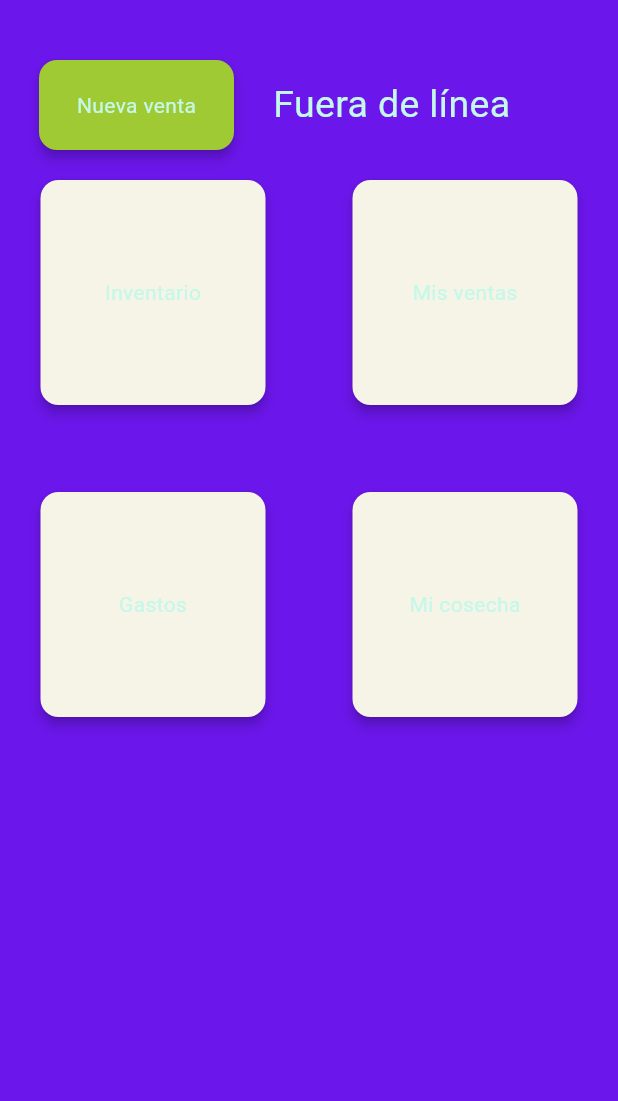
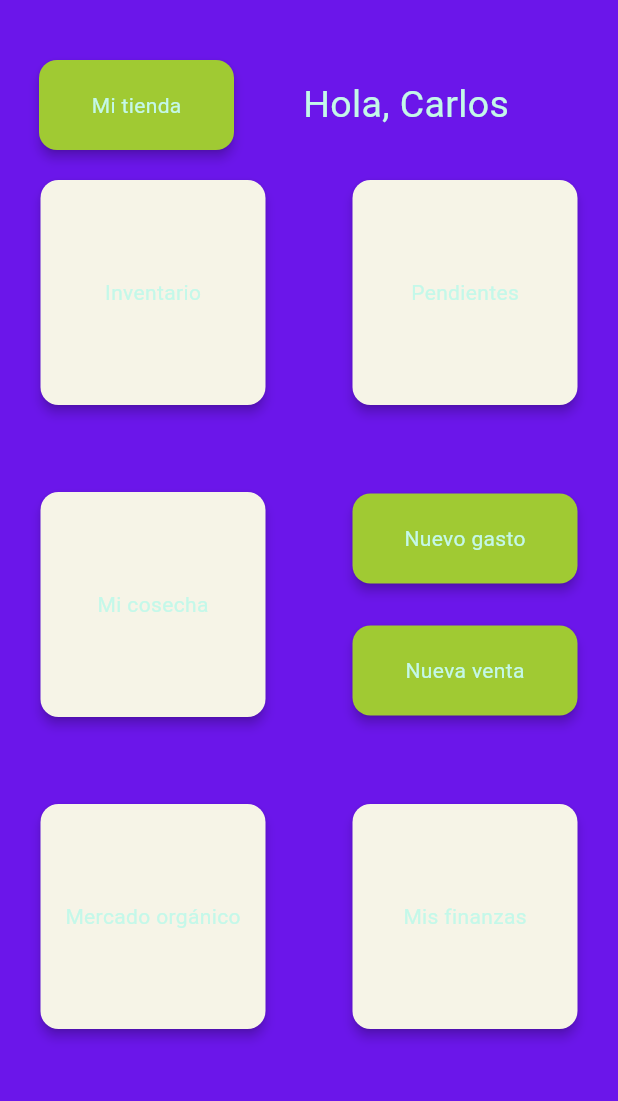
Before and after one commit to navirobayo/mi_terra_app, a Flutter app: the screen it shows once a user with an empty profile is signed in, on a phone screen of 412 x 824 dp, the part 63-1164 px from its top. Run offline on Flutter 3.47's test engine with Material 2 defaults, Android fonts, the phone set to English and light mode, and no system bars; our stand-ins replace firebase_auth, firebase_core, get; accounts and stored records are empty; generated files the repository leaves out were written again.

Commit message:
UI Update

```diff
--- a/mi_terra_app/lib/main.dart
+++ b/mi_terra_app/lib/main.dart
@@ -1,7 +1,7 @@
 import 'package:flutter/material.dart';
 import 'package:get/get.dart';
 import 'package:mi_terra_app/src/back_end/repositories/authentication_repository.dart';
-import 'package:mi_terra_app/src/components/flutter_mi_terra_theme.dart';
+import 'package:mi_terra_app/src/back_end/components/flutter_mi_terra_theme.dart';
 import 'package:mi_terra_app/src/front_end/welcome_screen/welcome_screen.dart';
 import 'package:firebase_core/firebase_core.dart';
 import 'src/private/firebase_options.dart';
--- a/mi_terra_app/lib/src/front_end/home_screen/home_screen.dart
+++ b/mi_terra_app/lib/src/front_end/home_screen/home_screen.dart
@@ -1,10 +1,40 @@
 import 'package:flutter/material.dart';
-import 'package:mi_terra_app/src/components/global_strings.dart';
-import 'package:mi_terra_app/src/front_end/profit_screen/profit_screen.dart';
+import 'package:mi_terra_app/src/back_end/components/global_strings.dart';
 import 'package:mi_terra_app/src/front_end/settings_screen/settings_screen.dart';
+import 'package:mi_terra_app/src/front_end/store_screen/store_screen.dart';
+import 'package:mi_terra_app/src/front_end/tasks_screen/tasks_screen.dart';
 
 class HomeScreen extends StatelessWidget {
   const HomeScreen({super.key});
+
+  void addNewExpense(BuildContext context) {
+    showDialog(
+        context: context,
+        builder: (BuildContext context) {
+          return AlertDialog(
+            title: const Text("Nuevo gasto"),
+            content: SingleChildScrollView(
+                child: ListBody(
+              children: [
+                const SizedBox(
+                  height: 20,
+                ),
+                GestureDetector(
+                  child: const Text("Añadir"),
+                  onTap: () {},
+                ),
+                const SizedBox(
+                  height: 20,
+                ),
+                GestureDetector(
+                  child: const Text("Cancelar"),
+                  onTap: () {},
+                )
+              ],
+            )),
+          );
+        });
+  }
 
   @override
   Widget build(BuildContext context) {
@@ -38,20 +68,24 @@ class HomeScreen extends StatelessWidget {
                       child: InkWell(
                         splashColor:
                             Theme.of(context).colorScheme.onSurfaceVariant,
-                        onTap: () {},
+                        onTap: () {
+                          Navigator.of(context).push(MaterialPageRoute(
+                            builder: (context) => const StoreScreen(),
+                          ));
+                        },
                         child: const SizedBox(
                           width: 130,
                           height: 60,
-                          child: Center(child: Text('Nueva venta')),
+                          child: Center(child: Text('Mi tienda')),
                         ),
                       ),
                     ),
                   ),
                   const SizedBox(
-                    width: 10,
+                    width: 30,
                   ),
                   const Text(
-                    testConnectionStatusFalse,
+                    "Hola, $testUserName",
                     style: TextStyle(fontSize: 25),
                   ),
                 ],
@@ -82,13 +116,13 @@ class HomeScreen extends StatelessWidget {
                       splashColor: Theme.of(context).colorScheme.primary,
                       onTap: () {
                         Navigator.of(context).push(MaterialPageRoute(
-                          builder: (context) => const ProfitScreen(),
+                          builder: (context) => const TasksScreen(),
                         ));
                       },
                       child: const SizedBox(
                         width: 150,
                         height: 150,
-                        child: Center(child: Text('Mis ventas')),
+                        child: Center(child: Text('Pendientes')),
                       ),
                     ),
                   ),
@@ -109,7 +143,74 @@ class HomeScreen extends StatelessWidget {
                       child: const SizedBox(
                         width: 150,
                         height: 150,
-                        child: Center(child: Text('Gastos')),
+                        child: Center(child: Text('Mi cosecha')),
+                      ),
+                    ),
+                  ),
+                  const SizedBox(
+                    width: 50,
+                  ),
+                  Column(
+                    children: [
+                      Card(
+                        color: Theme.of(context).colorScheme.primaryContainer,
+                        clipBehavior: Clip.hardEdge,
+                        elevation: 3,
+                        child: InkWell(
+                          splashColor:
+                              Theme.of(context).colorScheme.onSurfaceVariant,
+                          onTap: () {
+                            addNewExpense(context);
+                          },
+                          child: const SizedBox(
+                            width: 150,
+                            height: 60,
+                            child: Center(child: Text('Nuevo gasto')),
+                          ),
+                        ),
+                      ),
+                      const SizedBox(
+                        height: 20,
+                      ),
+                      Card(
+                        color: Theme.of(context).colorScheme.primaryContainer,
+                        clipBehavior: Clip.hardEdge,
+                        elevation: 3,
+                        child: InkWell(
+                          splashColor:
+                              Theme.of(context).colorScheme.onSurfaceVariant,
+                          onTap: () {
+                            Navigator.of(context).push(MaterialPageRoute(
+                              builder: (context) => const StoreScreen(),
+                            ));
+                          },
+                          child: const SizedBox(
+                            width: 150,
+                            height: 60,
+                            child: Center(child: Text('Nueva venta')),
+                          ),
+                        ),
+                      ),
+                    ],
+                  )
+                ],
+              ),
+              const SizedBox(
+                height: 50,
+              ),
+              Row(
+                mainAxisAlignment: MainAxisAlignment.center,
+                children: [
+                  Card(
+                    clipBehavior: Clip.hardEdge,
+                    elevation: 3,
+                    child: InkWell(
+                      splashColor: Theme.of(context).colorScheme.primary,
+                      onTap: () {},
+                      child: const SizedBox(
+                        width: 150,
+                        height: 150,
+                        child: Center(child: Text('Mercado orgánico')),
                       ),
                     ),
                   ),
@@ -125,7 +226,7 @@ class HomeScreen extends StatelessWidget {
                       child: const SizedBox(
                         width: 150,
                         height: 150,
-                        child: Center(child: Text('Mi cosecha')),
+                        child: Center(child: Text('Mis finanzas')),
                       ),
                     ),
                   ),
--- a/mi_terra_app/lib/src/front_end/profit_screen/profit_screen.dart
+++ b/mi_terra_app/lib/src/front_end/profit_screen/profit_screen.dart
@@ -1,5 +1,5 @@
 import 'package:flutter/material.dart';
-import 'package:mi_terra_app/src/components/global_strings.dart';
+import 'package:mi_terra_app/src/back_end/components/global_strings.dart';
 
 class ProfitScreen extends StatelessWidget {
   const ProfitScreen({super.key});
--- a/mi_terra_app/lib/src/front_end/welcome_screen/welcome_screen.dart
+++ b/mi_terra_app/lib/src/front_end/welcome_screen/welcome_screen.dart
@@ -1,5 +1,5 @@
 import 'package:flutter/material.dart';
-import 'package:mi_terra_app/src/components/global_strings.dart';
+import 'package:mi_terra_app/src/back_end/components/global_strings.dart';
 import 'package:mi_terra_app/src/front_end/email_authentication_screen/email_authentication_screen.dart';
 import 'package:mi_terra_app/src/front_end/google_authentication_screen/google_authentication_screen.dart';
 import 'package:mi_terra_app/src/front_end/home_screen/home_screen.dart';
```
Also changed, not shown: mi_terra_app/lib/src/front_end/store_screen/store_screen.dart (added, +119 -0 lines), mi_terra_app/lib/src/front_end/tasks_screen/tasks_screen.dart (added, +10 -0 lines), mi_terra_app/lib/src/back_end/components/flutter_mi_terra_theme.dart (renamed from mi_terra_app/lib/src/components/flutter_mi_terra_theme.dart), mi_terra_app/lib/src/back_end/components/global_strings.dart (renamed from mi_terra_app/lib/src/components/global_strings.dart).
